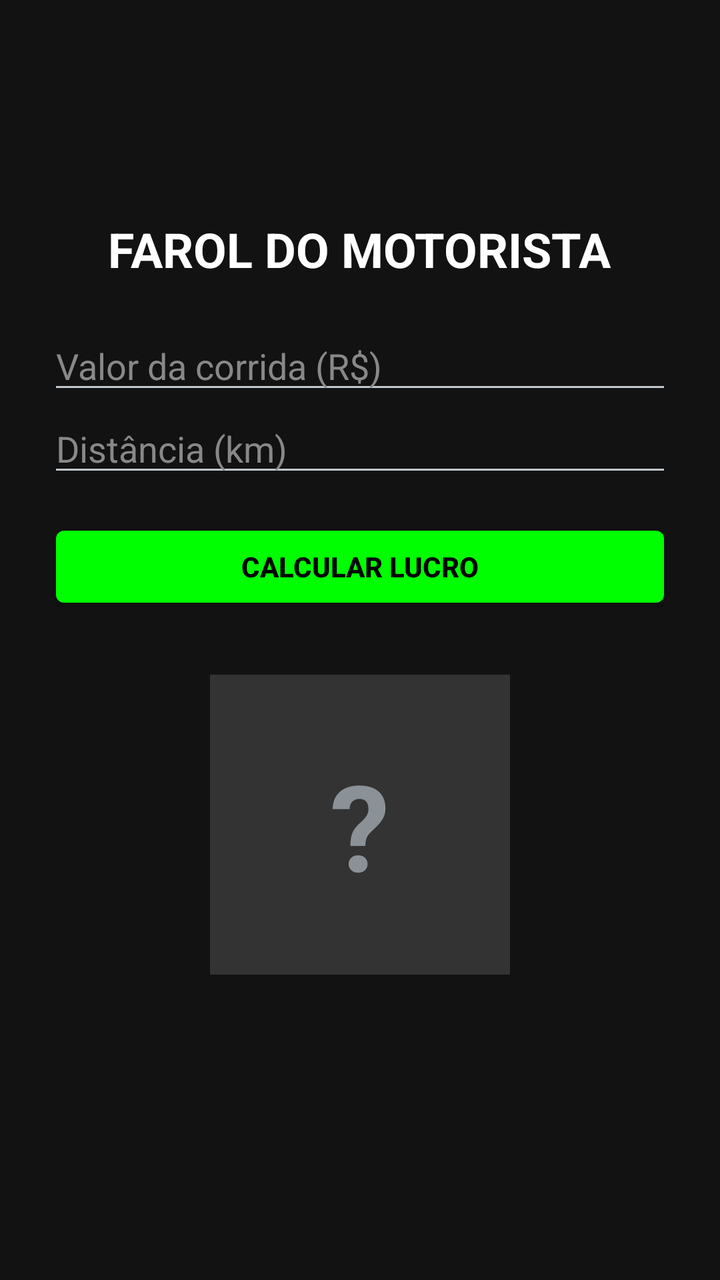
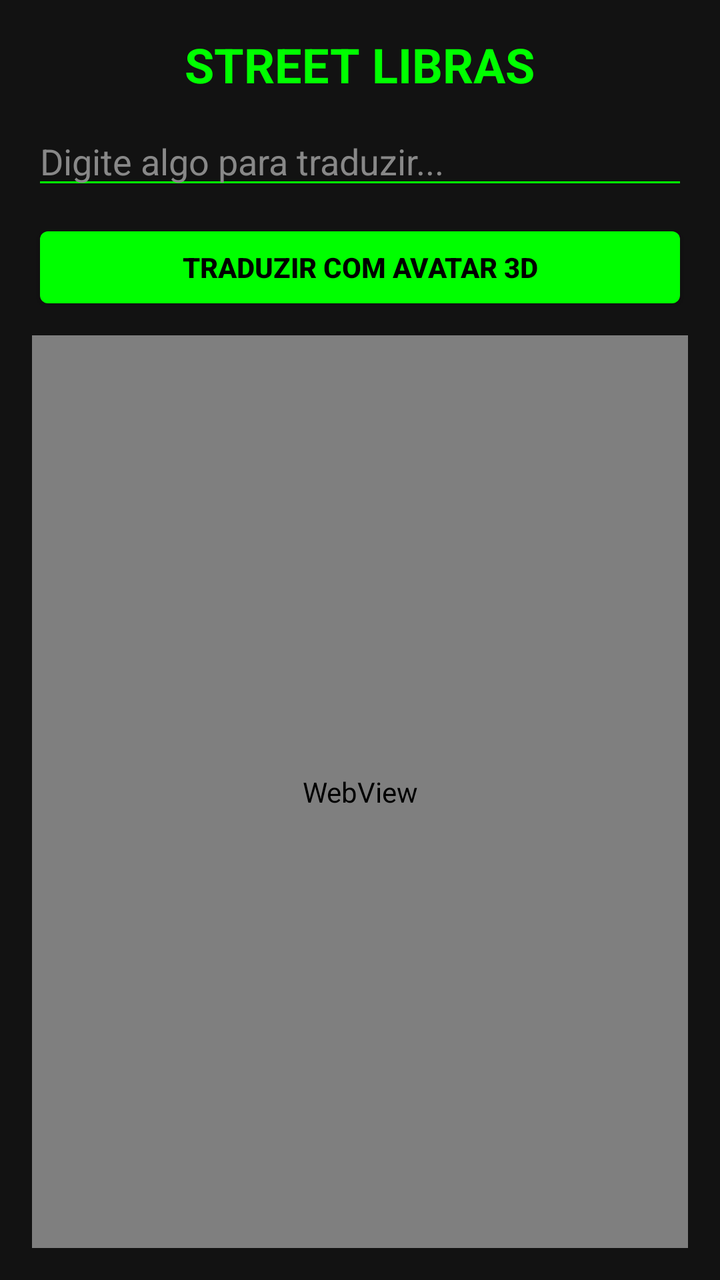

An Android layout rendered at two revisions. The XML below is the earlier revision; the diff shows what the commit changed to produce the second picture.
<!-- AndroidManifest.xml: application theme android:Theme.DeviceDefault.NoActionBar -->
<!-- res/layout/activity_main.xml -->
<?xml version="1.0" encoding="utf-8"?>
<LinearLayout xmlns:android="http://schemas.android.com/apk/res/android"
    android:layout_width="match_parent"
    android:layout_height="match_parent"
    android:orientation="vertical"
    android:gravity="center"
    android:padding="24dp"
    android:background="#121212">

    <TextView
        android:layout_width="wrap_content"
        android:layout_height="wrap_content"
        android:text="FAROL DO MOTORISTA"
        android:textColor="#FFFFFF"
        android:textSize="24sp"
        android:textStyle="bold"
        android:layout_marginBottom="20dp"/>

    <EditText
        android:id="@+id/editValor"
        android:layout_width="match_parent"
        android:layout_height="wrap_content"
        android:hint="Valor da corrida (R$)"
        android:inputType="numberDecimal"
        android:textColor="#FFFFFF"
        android:textColorHint="#888888"/>

    <EditText
        android:id="@+id/editDistancia"
        android:layout_width="match_parent"
        android:layout_height="wrap_content"
        android:hint="Distância (km)"
        android:inputType="numberDecimal"
        android:textColor="#FFFFFF"
        android:textColorHint="#888888"/>

    <Button
        android:id="@+id/btnCalcular"
        android:layout_width="match_parent"
        android:layout_height="wrap_content"
        android:layout_marginTop="16dp"
        android:text="Calcular Lucro"
        android:backgroundTint="#00FF00"
        android:textColor="#000000"
        android:textStyle="bold"/>

    
    <TextView
        android:id="@+id/txtFarol"
        android:layout_width="150dp"
        android:layout_height="150dp"
        android:layout_marginTop="30dp"
        android:background="#333333"
        android:gravity="center"
        android:text="?"
        android:textSize="60sp"
        android:textStyle="bold"/>

    <TextView
        android:id="@+id/txtResultado"
        android:layout_width="wrap_content"
        android:layout_height="wrap_content"
        android:layout_marginTop="20dp"
        android:text=""
        android:textColor="#FFFFFF"
        android:textSize="18sp"
        android:gravity="center"/>

</LinearLayout>
<!-- resources referenced by this layout -->
<resources>

</resources>

<!-- the commit's change to res/layout/activity_main.xml (unified diff, before → after) -->
@@ -3,67 +3,45 @@
     android:layout_width="match_parent"
     android:layout_height="match_parent"
     android:orientation="vertical"
-    android:gravity="center"
-    android:padding="24dp"
-    android:background="#121212">
+    android:background="#121212"
+    android:padding="16dp">
 
     <TextView
         android:layout_width="wrap_content"
         android:layout_height="wrap_content"
-        android:text="FAROL DO MOTORISTA"
-        android:textColor="#FFFFFF"
+        android:text="STREET LIBRAS"
+        android:textColor="#00FF00"
         android:textSize="24sp"
         android:textStyle="bold"
-        android:layout_marginBottom="20dp"/>
+        android:layout_gravity="center"
+        android:layout_marginBottom="10dp"/>
 
     <EditText
-        android:id="@+id/editValor"
+        android:id="@+id/editTexto"
         android:layout_width="match_parent"
         android:layout_height="wrap_content"
-        android:hint="Valor da corrida (R$)"
-        android:inputType="numberDecimal"
+        android:hint="Digite algo para traduzir..."
         android:textColor="#FFFFFF"
-        android:textColorHint="#888888"/>
+        android:textColorHint="#888888"
+        android:backgroundTint="#00FF00"/>
 
-    <EditText
-        android:id="@+id/editDistancia"
+    <Button
+        android:id="@+id/btnTraduzir"
         android:layout_width="match_parent"
         android:layout_height="wrap_content"
-        android:hint="Distância (km)"
-        android:inputType="numberDecimal"
-        android:textColor="#FFFFFF"
-        android:textColorHint="#888888"/>
-
-    <Button
-        android:id="@+id/btnCalcular"
-        android:layout_width="match_parent"
-        android:layout_height="wrap_content"
-        android:layout_marginTop="16dp"
-        android:text="Calcular Lucro"
+        android:text="Traduzir com Avatar 3D"
         android:backgroundTint="#00FF00"
         android:textColor="#000000"
-        android:textStyle="bold"/>
+        android:textStyle="bold"
+        android:layout_marginTop="10dp"
+        android:layout_marginBottom="10dp"/>
 
     
-    <TextView
-        android:id="@+id/txtFarol"
-        android:layout_width="150dp"
-        android:layout_height="150dp"
-        android:layout_marginTop="30dp"
-        android:background="#333333"
-        android:gravity="center"
-        android:text="?"
-        android:textSize="60sp"
-        android:textStyle="bold"/>
-
-    <TextView
-        android:id="@+id/txtResultado"
-        android:layout_width="wrap_content"
-        android:layout_height="wrap_content"
-        android:layout_marginTop="20dp"
-        android:text=""
-        android:textColor="#FFFFFF"
-        android:textSize="18sp"
-        android:gravity="center"/>
+    <WebView
+        android:id="@+id/webViewLibras"
+        android:layout_width="match_parent"
+        android:layout_height="0dp"
+        android:layout_weight="1"
+        android:background="#000000"/>
 
 </LinearLayout>
